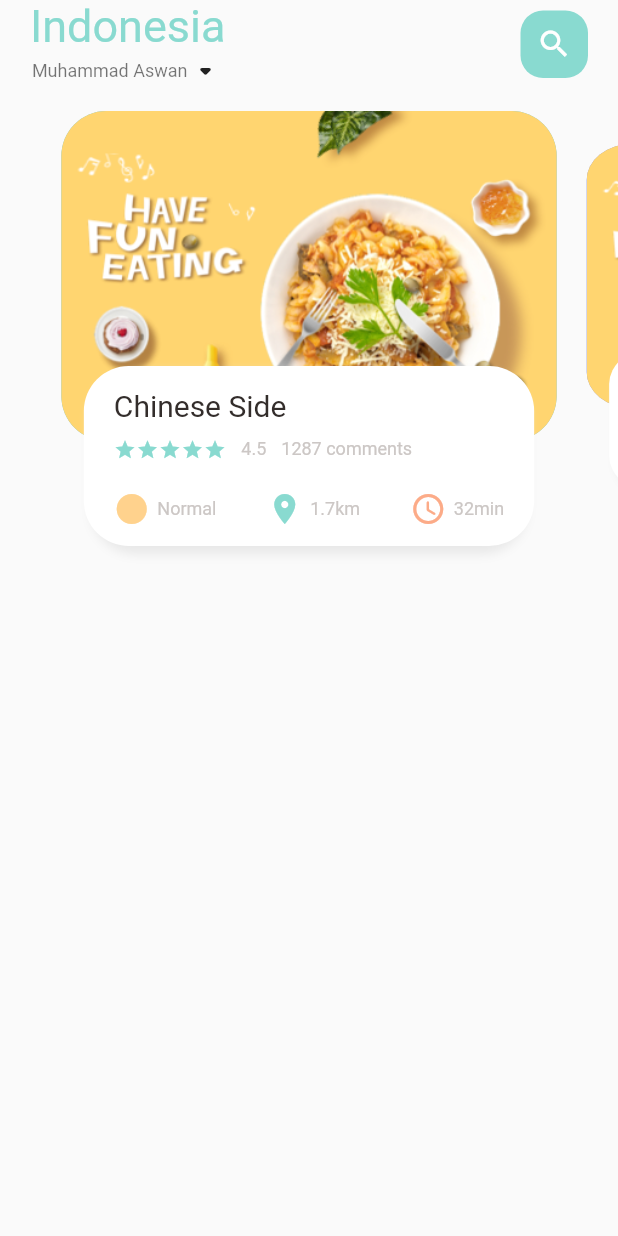
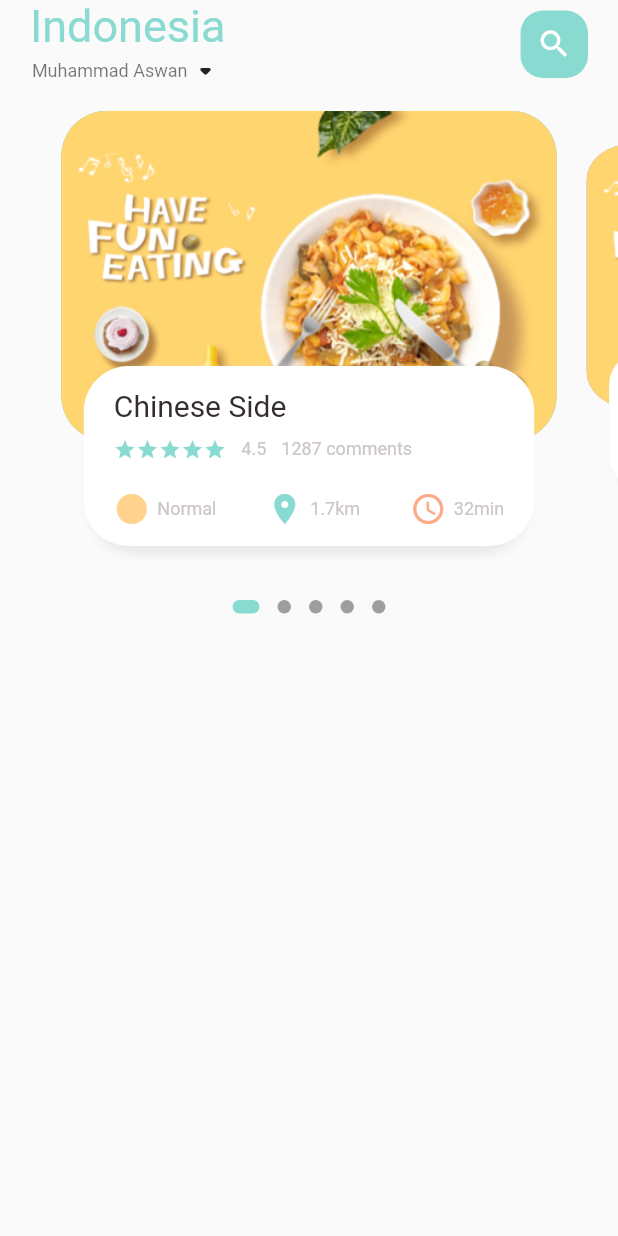
Before and after one commit to waandev/food_delivery, a Flutter app: the screen it shows after launch, on a phone screen of 412 x 824 dp. Run offline on Flutter 3.47's test engine with Material 2 defaults, Android fonts, the phone set to English and light mode, and no system bars; drawn by our look-alikes of dots_indicator.

```diff
--- a/lib/home/food_page_body.dart
+++ b/lib/home/food_page_body.dart
@@ -1,3 +1,4 @@
+import 'package:dots_indicator/dots_indicator.dart';
 import 'package:flutter/material.dart';
 import 'package:food_delivery/utils/colors.dart';
 import 'package:food_delivery/widgets/big_text.dart';
@@ -34,7 +35,9 @@ class _FoodPageBodyState extends State<FoodPageBody> {
 
   @override
   Widget build(BuildContext context) {
-    return Container(
+    return Column(
+      children: [
+        Container(
           // color: Colors.redAccent,
           height: 320,
           child: PageView.builder(
@@ -43,6 +46,19 @@ class _FoodPageBodyState extends State<FoodPageBody> {
               itemBuilder: (context, position) {
                 return _buildPageItem(position);
               }),
+        ),
+        new DotsIndicator(
+          dotsCount: 5,
+          position: _currPageValue,
+          decorator: DotsDecorator(
+            activeColor: AppColors.mainColor,
+            size: const Size.square(9.0),
+            activeSize: const Size(18.0, 9.0),
+            activeShape: RoundedRectangleBorder(
+                borderRadius: BorderRadius.circular(5.0)),
+          ),
+        ),
+      ],
     );
   }
 
--- a/lib/home/main_food_page.dart
+++ b/lib/home/main_food_page.dart
@@ -18,6 +18,7 @@ class _MainFoodPageState extends State<MainFoodPage> {
       body: SafeArea(
         child: Column(
           children: [
+            // showing the header
             Container(
               child: Container(
                 margin: EdgeInsets.only(bottom: 15),
@@ -61,6 +62,7 @@ class _MainFoodPageState extends State<MainFoodPage> {
                 ),
               ),
             ),
+            // showing the body
             FoodPageBody(),
           ],
         ),
```
Lines whose indentation alone changed are shown as unchanged.
